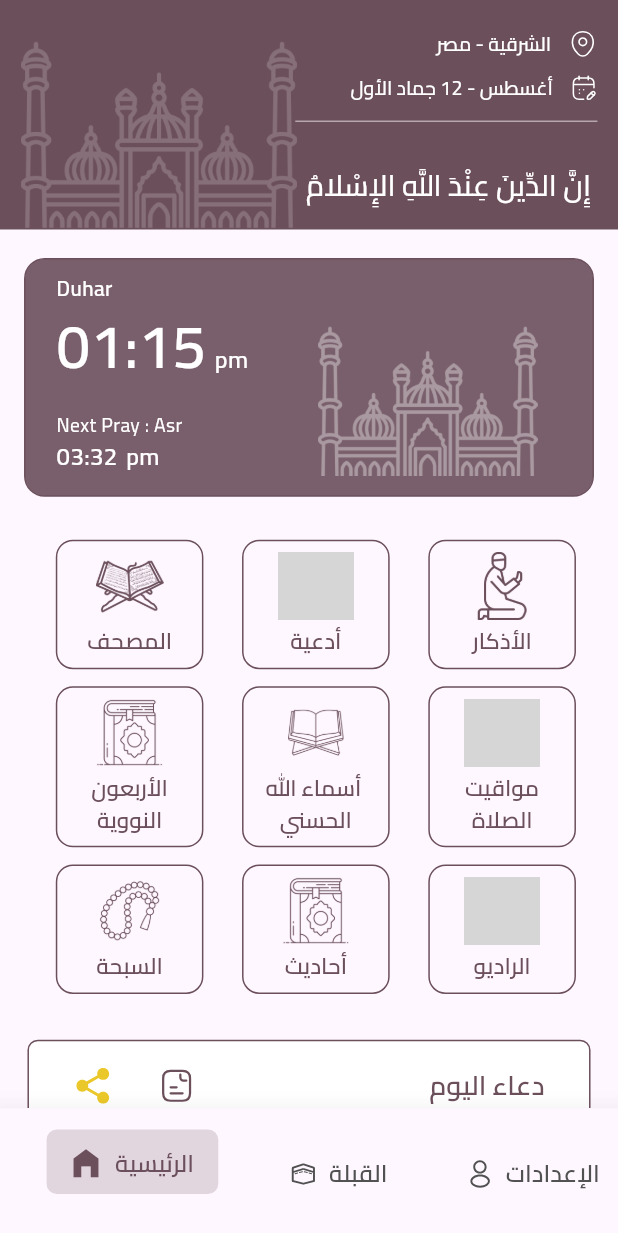
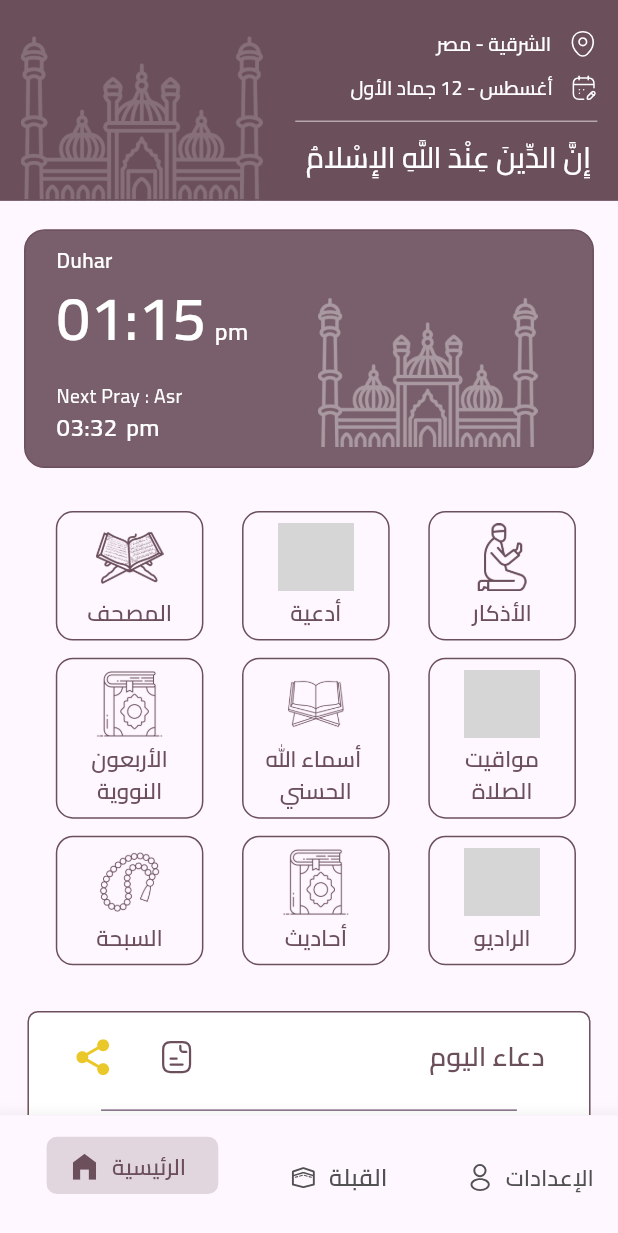
Before and after one commit to MuAshraf811/siraj, a Flutter app: the screen it shows after launch, on a phone screen of 412 x 824 dp. Shown: the top 1233 px of the screen. Run offline on Flutter 3.47's test engine with Material 3 defaults, Android fonts, the phone set to English and light mode, and no system bars; our stand-ins replace connectivity_plus, dio, flutter_bloc, flutter_screenutil, flutter_svg, share_plus and 1 more; grey boxes are pictures that could not be loaded.

Commit message:
modifing app bar

```diff
--- a/lib/core/widgets/bottom_nav_bar.dart
+++ b/lib/core/widgets/bottom_nav_bar.dart
@@ -19,14 +19,14 @@ class CustomNavBAr extends StatelessWidget {
       builder: (context, state) {
         return BottomNavigationBar(
           type: BottomNavigationBarType.shifting,
-          elevation: 16,
+          elevation: 12,
           currentIndex: context.read<NavBArCubit>().state,
           onTap: (value) => context.read<NavBArCubit>().changeIndex(value),
           items: [
             BottomNavigationBarItem(
                 icon: Container(
                   width: 100.w,
-                  height: 36.h,
+                  height: 32.h,
                   padding: EdgeInsets.only(left: 12.w, top: 2.h),
                   margin: EdgeInsets.only(top: 6.h),
                   decoration: BoxDecoration(
@@ -38,7 +38,7 @@ class CustomNavBAr extends StatelessWidget {
                     children: [
                       Icon(
                         Icons.home_filled,
-                        size: 25,
+                        size: 23,
                         color: context.read<NavBArCubit>().state == 0
                             ? AppColors.primary
                             : AppColors.blackText,
@@ -47,7 +47,7 @@ class CustomNavBAr extends StatelessWidget {
                       Text(
                         'الرئيسية',
                         style: getSemiBoldStyle(
-                          fontSize: 16,
+                          fontSize: 15,
                           color: context.read<NavBArCubit>().state == 0
                               ? AppColors.primary
                               : AppColors.blackText,
@@ -60,7 +60,7 @@ class CustomNavBAr extends StatelessWidget {
             BottomNavigationBarItem(
                 icon: Container(
                   width: 100.w,
-                  height: 36.h,
+                  height: 32.h,
                   padding: EdgeInsets.only(left: 12.w, top: 2.h),
                   margin: EdgeInsets.only(top: 6.h),
                   decoration: BoxDecoration(
@@ -75,8 +75,9 @@ class CustomNavBAr extends StatelessWidget {
                         color: context.read<NavBArCubit>().state == 1
                             ? AppColors.primary
                             : AppColors.blackText,
-                          height: 18,
-                          width: 18),
+                        height: 17,
+                        width: 18,
+                      ),
                       const HorizontalSpacer(width: 6),
                       Text(
                         'القبلة',
@@ -94,7 +95,7 @@ class CustomNavBAr extends StatelessWidget {
             BottomNavigationBarItem(
               icon: Container(
                 width: 100.w,
-                  height: 36.h,
+                height: 32.h,
                 padding: EdgeInsets.only(left: 12.w, top: 2.h),
                 margin: EdgeInsets.only(top: 6.h),
                 decoration: BoxDecoration(
@@ -106,7 +107,7 @@ class CustomNavBAr extends StatelessWidget {
                   children: [
                     SvgHandler(
                       imagePath: 'assets/svgs/profile-nav.svg',
-                        height: 18,
+                      height: 17,
                       color: context.read<NavBArCubit>().state == 2
                           ? AppColors.primary
                           : AppColors.blackText,
@@ -116,7 +117,7 @@ class CustomNavBAr extends StatelessWidget {
                     Text(
                       'الإعدادات',
                       style: getSemiBoldStyle(
-                          fontSize: 16,
+                        fontSize: 15,
                         color: context.read<NavBArCubit>().state == 2
                             ? AppColors.primary
                             : AppColors.blackText,
@@ -125,7 +126,8 @@ class CustomNavBAr extends StatelessWidget {
                   ],
                 ),
               ),
-                label: ""),
+              label: "",
+            ),
           ],
         );
       },
--- a/lib/features/home/presentation/view/home_page_view.dart
+++ b/lib/features/home/presentation/view/home_page_view.dart
@@ -1,8 +1,9 @@
 import 'package:flutter/material.dart';
 import 'package:flutter_screenutil/flutter_screenutil.dart';
-import 'package:siraj/features/home/presentation/widgets/custom_app_bar.dart';
 import 'package:siraj/features/home/presentation/widgets/home_grid.dart';
+
 import '../../../../core/widgets/spacers.dart';
+import '../widgets/custom_app_bar.dart';
 import '../widgets/prayer_times_part.dart';
 import '../widgets/random_allah_name_container.dart';
 import '../widgets/random_doaa_container.dart';
--- a/lib/features/quran/presentation/view/quran_view.dart
+++ b/lib/features/quran/presentation/view/quran_view.dart
@@ -23,7 +23,7 @@ class QuranView extends StatelessWidget {
                   itemCount: 604,
                   controller: PageController(
                     initialPage: page ?? 1,
-                    viewportFraction: 0.73.w,
+                    viewportFraction: 0.85.w,
                   ),
                   scrollDirection: Axis.vertical,
                   itemBuilder: (context, index) =>
--- a/lib/main.dart
+++ b/lib/main.dart
@@ -1,7 +1,9 @@
 import 'package:flutter/material.dart';
+import 'package:flutter_screenutil/flutter_screenutil.dart';
 import 'package:siraj/siraj.dart';
 
-void main() {
+void main() async {
   WidgetsFlutterBinding.ensureInitialized();
+  await ScreenUtil.ensureScreenSize();
   runApp(const Siraj());
 }
```
Also changed, not shown: lib/features/home/presentation/widgets/custom_app_bar.dart (+8 -11 lines). Lines whose indentation alone changed are shown as unchanged.
